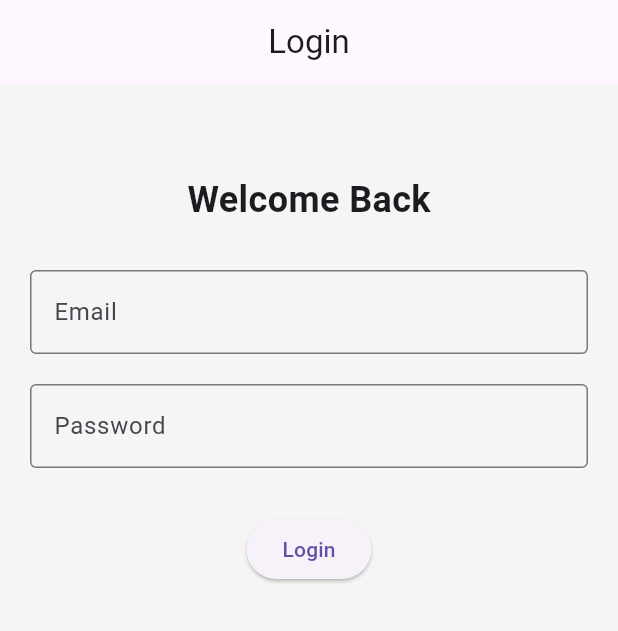
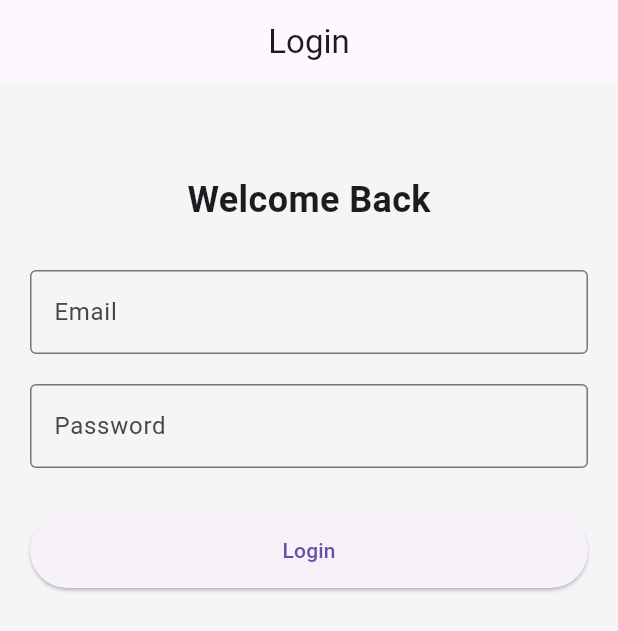
Before and after one commit to kalviumcommunity/S66-Deltas-SafeRoute, a Flutter app: the screen it shows after launch, on a phone screen of 412 x 824 dp. Shown: the top 631 px of the screen. Run offline on Flutter 3.47's test engine with Material 3 defaults, Android fonts, the phone set to English and light mode, and no system bars.

Commit message:
feat: create reusable UI widgets for buttons and section titles (3.22)

```diff
--- a/safe_route/lib/screens/auth/login_screen.dart
+++ b/safe_route/lib/screens/auth/login_screen.dart
@@ -1,4 +1,5 @@
 import 'package:flutter/material.dart';
+import '../../widgets/primary_button.dart';
 
 class LoginScreen extends StatefulWidget {
   const LoginScreen({super.key});
@@ -80,7 +81,7 @@ class _LoginScreenState extends State<LoginScreen> {
 
               const SizedBox(height: 30),
 
-              ElevatedButton(onPressed: _login, child: const Text("Login")),
+              PrimaryButton(title: "Login", onPressed: _login),
             ],
           ),
         ),
--- /dev/null
+++ b/safe_route/lib/widgets/primary_button.dart
@@ -0,0 +1,25 @@
+import 'package:flutter/material.dart';
+
+class PrimaryButton extends StatelessWidget {
+
+  final String title;
+  final VoidCallback onPressed;
+
+  const PrimaryButton({
+    super.key,
+    required this.title,
+    required this.onPressed,
+  });
+
+  @override
+  Widget build(BuildContext context) {
+    return SizedBox(
+      width: double.infinity,
+      height: 50,
+      child: ElevatedButton(
+        onPressed: onPressed,
+        child: Text(title),
+      ),
+    );
+  }
+}
```
Also changed, not shown: safe_route/lib/screens/home/home_screen.dart (+4 -15 lines), safe_route/lib/widgets/section_title.dart (added, +16 -0 lines).
